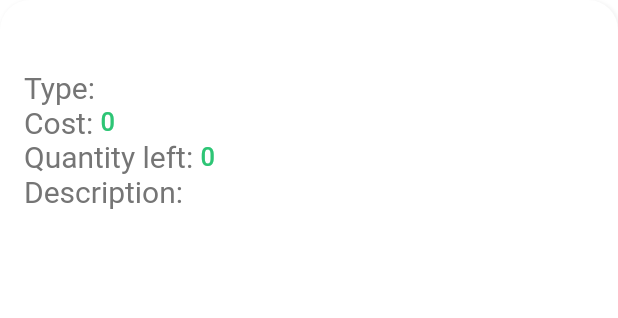
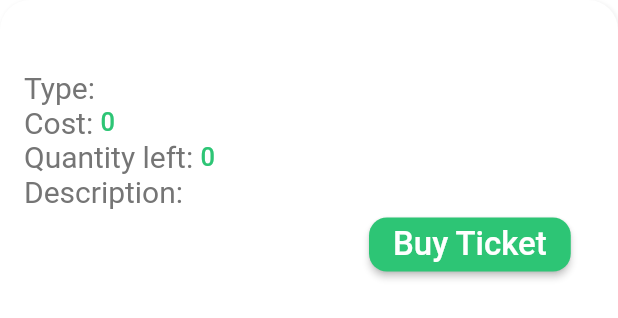
Before and after one commit to MaruLd/SWD392_Group4_Mobile, a Flutter app: the TicketItem widget shown alone on an empty page, opened directly with empty values, on a phone screen of 412 x 824 dp. Shown: the top 318 px of the screen. Run offline on Flutter 3.47's test engine with Material 2 defaults, Android fonts, the phone set to English and light mode, and no system bars; our stand-ins replace babstrap_settings_screen, cached_network_image, carousel_slider, cloud_firestore, dio, dots_indicator and 13 more; missing offline and left inert: dart:ffi, firebase_core_platform_interface, firebase_messaging_platform_interface, qr_code_scanner; accounts and stored records are empty; network calls fail.

Commit message:
them button

```diff
--- a/lib/widgets/ticket_item.dart
+++ b/lib/widgets/ticket_item.dart
@@ -1,6 +1,7 @@
 import 'package:evsmart/color.dart';
 import 'package:evsmart/models/DTO/ticket_model.dart';
 import 'package:evsmart/screens/constraint.dart';
+import 'package:evsmart/screens/event_details/components/confirmDialog.dart';
 import 'package:flutter/material.dart';
 
 class TicketItem extends StatefulWidget {
@@ -67,6 +68,7 @@ class _TicketItemState extends State<TicketItem> {
   @override
   Widget build(BuildContext context) {
     final _isSelected=false;
+    ConfirmDialog diaLogs = new ConfirmDialog();
     return GestureDetector(
       child: Container(
         padding: EdgeInsets.all(8),
@@ -168,7 +170,26 @@ class _TicketItemState extends State<TicketItem> {
                         widget.ticket.description.toString(),
                         style: TextStyle(fontSize: 17, color: labelColor),
                       ),
+
                     ],
+                  ),
+                  Padding(
+                    padding: const EdgeInsets.only(left: 230),
+                    child: ElevatedButton(
+                      style: ElevatedButton.styleFrom(
+                        primary: kPrimaryColor, // background
+                        onPrimary: Colors.white, // for
+                        shape: new RoundedRectangleBorder(
+                          borderRadius:
+                          new BorderRadius.circular(12.0),
+                        ), // eground
+                      ),
+                      child: Text(
+                        'Buy Ticket',
+                        style: TextStyle(fontSize: 22),
+                      ),
+                      onPressed: () =>  diaLogs.confirm(context, 'Do you want to log out', ''),
+                    ),
                   ),
                 ],
               ),
```
